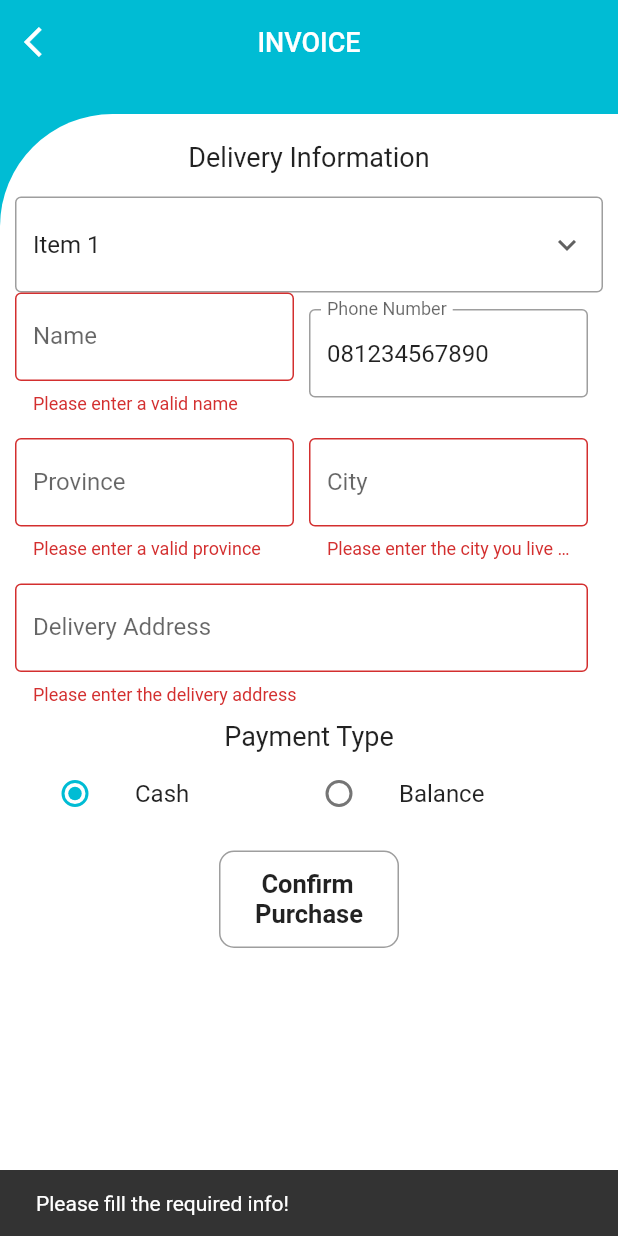
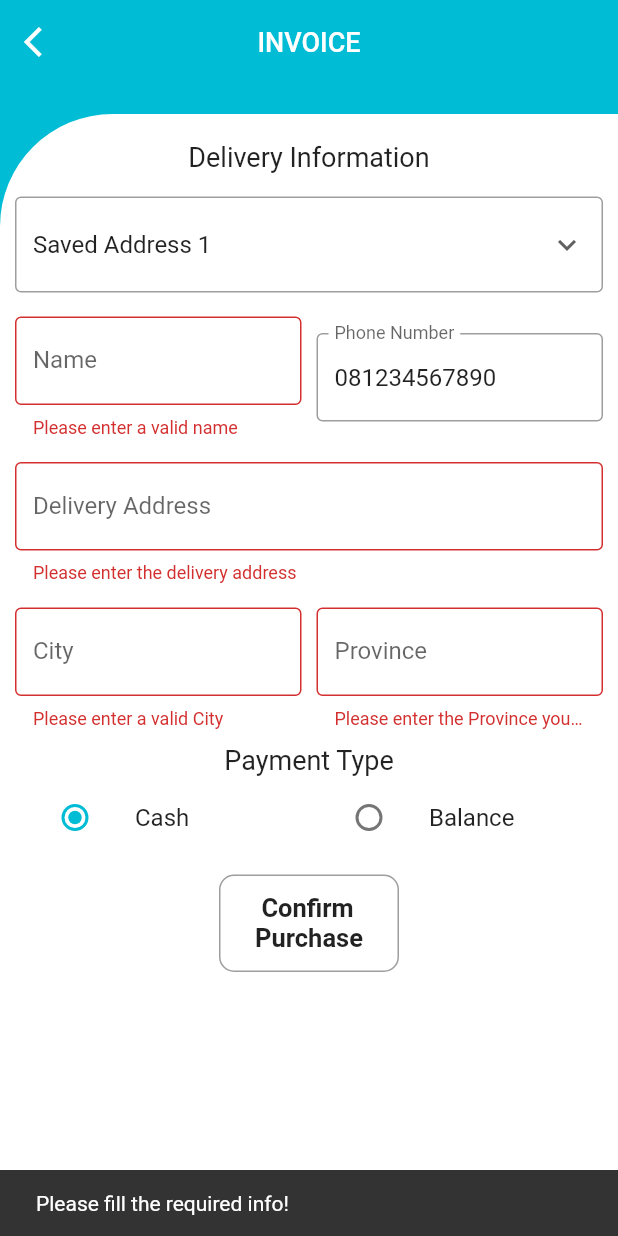
Before and after one commit to AlvynStane/JHA-food, a Flutter app: the CheckOutPage screen opened directly, after a tap on an icon or button, on a phone screen of 412 x 824 dp. Run offline on Flutter 3.47's test engine with Material 2 defaults, Android fonts, the phone set to English and light mode, and no system bars; accounts and stored records are empty; Roboto replaces fonts that are missing (Montserrat); project files that could hold a hidden picture were left out.

Commit message:
memperbaiki checkout dan address page

```diff
--- a/lib/pages/main_page/menu/cart_page.dart
+++ b/lib/pages/main_page/menu/cart_page.dart
@@ -217,7 +217,7 @@ class _BuildFoodItemState extends State<BuildFoodItem> {
                 ])
               ]),
               Container(
-                width: 125.0,
+                width: 90.0,
                 height: 40.0,
                 decoration: BoxDecoration(
                     borderRadius: BorderRadius.circular(17.0),
--- a/lib/pages/main_page/menu/check_out.dart
+++ b/lib/pages/main_page/menu/check_out.dart
@@ -16,15 +16,13 @@ class _CheckOutPageState extends State<CheckOutPage> {
   final GlobalKey<FormState> _formKey = GlobalKey<FormState>();
   PaymentType pt = PaymentType.Cash;
   bool show = false;
-  String dropdownvalue = 'Item 1';
+  String dropdownvalue = 'Saved Address 1';
+  String selectedAddress = '';
 
-  // List of items in our dropdown menu
   var items = [
-    'Item 1',
-    'Item 2',
-    'Item 3',
-    'Item 4',
-    'Item 5',
+    'Saved Address 1',
+    'Saved Address 2',
+    'Saved Address 3',
   ];
 
   void showErrorSnackBar(String message) {
@@ -139,15 +137,24 @@ class _CheckOutPageState extends State<CheckOutPage> {
                             }).toList(),
                             onChanged: (String? newValue) {
                               setState(() {
-                                dropdownvalue = newValue!;
+                                if (newValue == 'Saved Address 1') {
+                                  selectedAddress = 'Saved Address 1';
+                                } else if (newValue == 'Saved Address 2') {
+                                  selectedAddress = 'Saved Address 2';
+                                } else if (newValue == 'Saved Address 3') {
+                                  selectedAddress = 'Saved Address 3';
+                                } else {
+                                  dropdownvalue = newValue!;
+                                }
                               });
                             },
                           ),
+                          const SizedBox(height: 16),
                           Row(
                             children: [
                               SizedBox(
                                 width: (MediaQuery.of(context).size.width / 2) -
-                                    20,
+                                    15,
                                 child: TextFormField(
                                   decoration: const InputDecoration(
                                     border: OutlineInputBorder(),
@@ -165,7 +172,7 @@ class _CheckOutPageState extends State<CheckOutPage> {
                               const SizedBox(width: 10),
                               SizedBox(
                                 width: (MediaQuery.of(context).size.width / 2) -
-                                    20,
+                                    15,
                                 child: TextFormField(
                                   initialValue:
                                       accountProvider.loggedInAccount != null
@@ -190,20 +197,41 @@ class _CheckOutPageState extends State<CheckOutPage> {
                             ],
                           ),
                           const SizedBox(height: 16),
+                          Container(
+                            padding: const EdgeInsets.only(right: 0),
+                            width: MediaQuery.of(context).size.width - 15,
+                            child: TextFormField(
+                              decoration: InputDecoration(
+                                border: OutlineInputBorder(),
+                                hintText: selectedAddress.isNotEmpty
+                                    ? 'Enter your Delivery address'
+                                    : 'Select a saved address',
+                                labelText: 'Delivery Address',
+                              ),
+                              validator: (value) {
+                                if (selectedAddress.isEmpty &&
+                                    (value == null || value.isEmpty)) {
+                                  return 'Please enter the delivery address';
+                                }
+                                return null;
+                              },
+                            ),
+                          ),
+                          const SizedBox(height: 16),
                           Row(
                             children: [
                               SizedBox(
                                 width: (MediaQuery.of(context).size.width / 2) -
-                                    20,
+                                    15,
                                 child: TextFormField(
                                   decoration: const InputDecoration(
                                     border: OutlineInputBorder(),
-                                    hintText: 'Enter your Province',
-                                    labelText: 'Province',
+                                    hintText: 'Enter your City',
+                                    labelText: 'City',
                                   ),
                                   validator: (value) {
                                     if (value == null || value.isEmpty) {
-                                      return 'Please enter a valid province';
+                                      return 'Please enter a valid City';
                                     }
                                     return null;
                                   },
@@ -212,39 +240,22 @@ class _CheckOutPageState extends State<CheckOutPage> {
                               const SizedBox(width: 10),
                               SizedBox(
                                 width: (MediaQuery.of(context).size.width / 2) -
-                                    20,
+                                    15,
                                 child: TextFormField(
                                   decoration: const InputDecoration(
                                     border: OutlineInputBorder(),
-                                    hintText: 'Enter your City',
-                                    labelText: "City",
+                                    hintText: 'Enter your Province',
+                                    labelText: "Province",
                                   ),
                                   validator: (value) {
                                     if (value == null || value.isEmpty) {
-                                      return 'Please enter the city you live in';
+                                      return 'Please enter the Province you live in';
                                     }
                                     return null;
                                   },
                                 ),
                               ),
                             ],
-                          ),
-                          const SizedBox(height: 16),
-                          Container(
-                            padding: const EdgeInsets.only(right: 10),
-                            width: MediaQuery.of(context).size.width - 20,
-                            child: TextFormField(
-                              decoration: const InputDecoration(
-                                  border: OutlineInputBorder(),
-                                  hintText: 'Enter your Delivery address',
-                                  labelText: 'Delivery Address'),
-                              validator: (value) {
-                                if (value == null || value.isEmpty) {
-                                  return 'Please enter the delivery address';
-                                }
-                                return null;
-                              },
-                            ),
                           ),
                           Container(
                             margin: const EdgeInsets.only(top: 10),
@@ -257,7 +268,7 @@ class _CheckOutPageState extends State<CheckOutPage> {
                               Container(
                                 margin: const EdgeInsets.only(left: 0),
                                 width: (MediaQuery.of(context).size.width / 2) -
-                                    30,
+                                    10,
                                 child: ListTile(
                                   title: const Text('Cash'),
                                   leading: Radio(
@@ -274,7 +285,7 @@ class _CheckOutPageState extends State<CheckOutPage> {
                               ),
                               SizedBox(
                                 width: (MediaQuery.of(context).size.width / 2) -
-                                    30,
+                                    10,
                                 child: ListTile(
                                   title: const Text('Balance'),
                                   leading: Radio(
--- a/lib/providers/saved_address.dart
+++ b/lib/providers/saved_address.dart
@@ -88,7 +88,7 @@ class AddressProvider extends ChangeNotifier {
         city: 'Medan',
         province: 'North Sumatra'),
     AddressData(
-        name: 'Kantor',
+        name: 'Budi',
         address: 'Jl. Sutomo No 789',
         phone: '085388271441',
         city: 'Medan',
@@ -116,7 +116,7 @@ class AddressProvider extends ChangeNotifier {
     notifyListeners();
   }
 
-  void removeAddress(AddressData address){
+  void removeAddress(AddressData address) {
     addresses.remove(address);
     notifyListeners();
   }
```
Also changed, not shown: lib/pages/main_page/profile/address.dart (+10 -10 lines), lib/pages/main_page/profile/balance.dart (+2 -31 lines).
